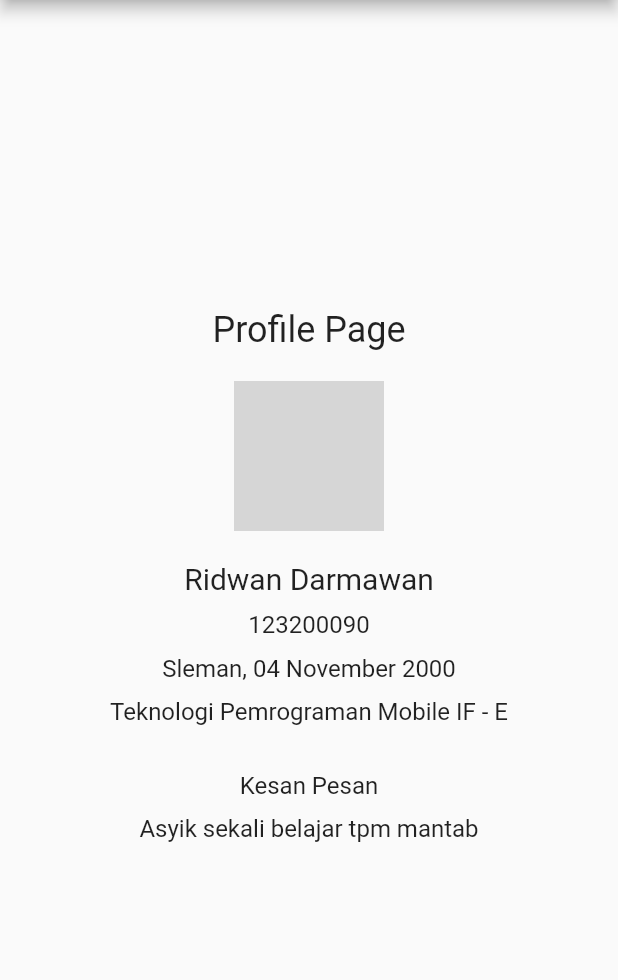
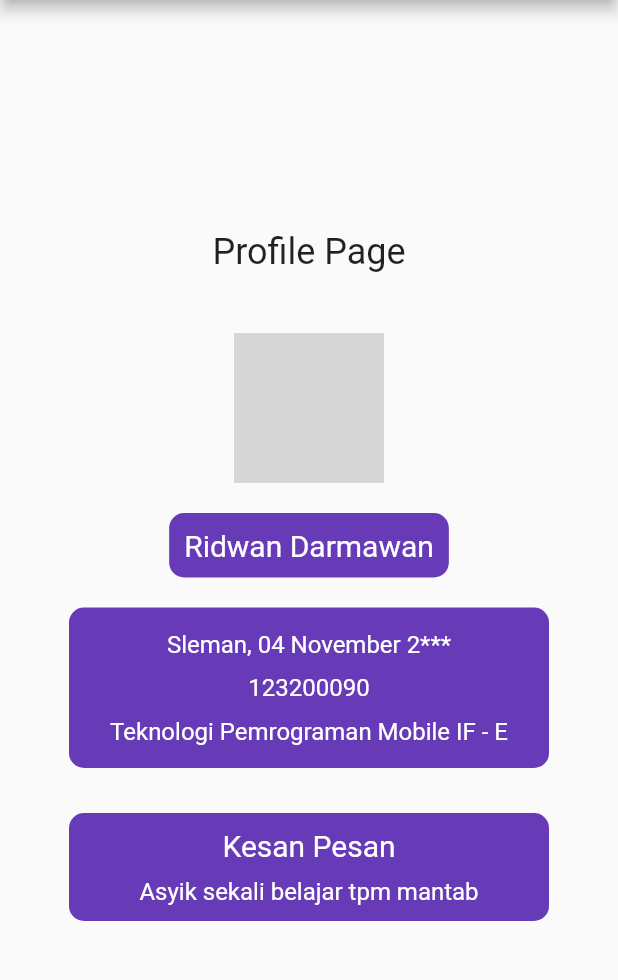
Before and after one commit to kowells/Projectakhir-TPM, a Flutter app: the ProfilePage screen opened directly, after a tap on "Detail", on a phone screen of 412 x 824 dp, the part 84-1064 px from its top. Run offline on Flutter 3.47's test engine with Material 2 defaults, Android fonts, the phone set to English and light mode, and no system bars; our stand-ins replace google_fonts, hive, hive_flutter, shared_preferences; accounts and stored records are empty; network calls fail; grey boxes are pictures that could not be loaded.

Commit message:
ui ui ui

```diff
--- a/lib/data/shared_pref.dart
+++ b/lib/data/shared_pref.dart
@@ -1,5 +1,3 @@
-import 'dart:js';
-
 import 'package:flutter/material.dart';
 import 'package:grafimedia/views/login_page.dart';
 import 'package:shared_preferences/shared_preferences.dart';
@@ -14,16 +12,16 @@ class SharedPref {
   }
 
   void setLogout() async {
-
     SharedPreferences getPref = await _pref;
     getPref.setBool('isLogin', false);
     getPref.remove('username');
+    var context;
     Navigator.pushAndRemoveUntil(
       context as BuildContext,
       MaterialPageRoute(
         builder: (BuildContext context) => const LoginPage(),
       ),
-          (route) => false,
+      (route) => false,
     );
   }
 
--- a/lib/main.dart
+++ b/lib/main.dart
@@ -21,7 +21,9 @@ class MyApp extends StatelessWidget {
   Widget build(BuildContext context) {
     return MaterialApp(
       debugShowCheckedModeBanner: false,
-      theme: ThemeData(primarySwatch: Colors.deepPurple),
+      theme: ThemeData(
+        primarySwatch: Colors.deepPurple,
+      ),
       home: const LoginPage(),
     );
   }
--- a/lib/views/home_buku.dart
+++ b/lib/views/home_navigationbar.dart
@@ -1,7 +1,7 @@
 import 'package:flutter/cupertino.dart';
 import 'package:flutter/material.dart';
 import 'package:grafimedia/views/konversi.dart';
-import 'package:grafimedia/views/menu_buku.dart';
+import 'package:grafimedia/views/sample_buku.dart';
 import 'package:grafimedia/views/profile_users.dart';
 import 'package:grafimedia/views/waktu.dart';
 
@@ -22,7 +22,6 @@ class _MyHomePageState extends State<MyHomePage> {
     HomePage(),
     KonversiPage(),
     Waktu()
-
   ];
 
   void onTabTapped(int index) {
@@ -57,7 +56,6 @@ class _MyHomePageState extends State<MyHomePage> {
             icon: Icon(Icons.timelapse),
             label: 'Waktu',
           ),
-
         ],
       ),
     );
--- a/lib/views/konversi.dart
+++ b/lib/views/konversi.dart
@@ -159,7 +159,7 @@ class _KonversiPageState extends State<KonversiPage> {
           ),
           ElevatedButton(
               style: ElevatedButton.styleFrom(
-                  primary: Color.fromARGB(255, 45, 98, 73),
+                  primary: Color.fromARGB(255, 103, 58, 183),
                   padding: EdgeInsets.symmetric(horizontal: 100)),
               onPressed: () {
                 print(choose1);
--- a/lib/views/login_page.dart
+++ b/lib/views/login_page.dart
@@ -3,7 +3,7 @@ import 'dart:convert';
 import 'package:flutter/material.dart';
 import 'package:flutter/widgets.dart';
 import 'package:grafimedia/data/shared_pref.dart';
-import 'package:grafimedia/views/home_buku.dart';
+import 'package:grafimedia/views/home_navigationbar.dart';
 import 'package:grafimedia/views/registerpage.dart';
 import 'package:http/http.dart' as http;
 
@@ -118,7 +118,7 @@ class _LoginPageState extends State<LoginPage> {
 
   void _loginProcess() {
     String username = Username_controller.text;
-    String password = Password_controller.text;
+
     if (Username_controller.text != "" && Password_controller.text != "") {
       SharedPref().setLogin(username);
       _onLogin();
@@ -133,7 +133,7 @@ class _LoginPageState extends State<LoginPage> {
 
   void _onLogin() async {
     final response = await http.post(
-        Uri.parse("http://192.168.0.154/login_books/users/login.php"),
+        Uri.parse("http://192.168.1.6/login_books/users/login.php"),
         headers: {
           "Access-Control-Allow-Origin": "*",
           "Access-Control-Allow-Methods": "GET,PUT,PATCH,POST,DELETE",
--- a/lib/views/profile_users.dart
+++ b/lib/views/profile_users.dart
@@ -1,4 +1,7 @@
 import 'package:flutter/material.dart';
+
+import '../data/shared_pref.dart';
+import 'login_page.dart';
 
 class ProfilePage extends StatelessWidget {
   @override
@@ -6,6 +9,23 @@ class ProfilePage extends StatelessWidget {
     return Scaffold(
       appBar: AppBar(
         title: Text('Profile'),
+        actions: [
+          IconButton(
+            onPressed: () {
+              SharedPref().setLogout();
+              final snackbar = SnackBar(
+                content: Text('Berhasil Logout'),
+                backgroundColor: Colors.redAccent,
+              );
+              ScaffoldMessenger.of(context).showSnackBar(snackbar);
+              Navigator.pushAndRemoveUntil(
+                  context,
+                  MaterialPageRoute(builder: (context) => LoginPage()),
+                  (route) => false);
+            },
+            icon: Icon(Icons.logout),
+          ),
+        ],
       ),
       body: Center(
         child: Column(
@@ -40,6 +60,21 @@ class ProfilePage extends StatelessWidget {
               },
               child: Text('Detail'),
             ),
+            // SizedBox(height: 20),
+            // CircleAvatar(
+            //   radius: 50,
+            //   backgroundImage: AssetImage('images/hanif.jpeg'),
+            // ),
+            // SizedBox(height: 20),
+            // Text(
+            //   'Muhammad Ikhwan Hanif',
+            //   style: TextStyle(fontSize: 20),
+            // ),
+            // SizedBox(height: 10),
+            // Text(
+            //   '123200096',
+            //   style: TextStyle(fontSize: 16),
+            // ),
           ],
         ),
       ),
@@ -65,39 +100,75 @@ class Profiledetail extends StatelessWidget {
               style: TextStyle(fontSize: 24),
             ),
             SizedBox(height: 20),
+            SizedBox(height: 20),
             CircleAvatar(
               radius: 50,
               backgroundImage: AssetImage('images/ridwan.jpg'),
             ),
             SizedBox(height: 20),
-            Text(
+            Container(
+              padding: EdgeInsets.all(10),
+              decoration: BoxDecoration(
+                  color: Color.fromARGB(255, 103, 58, 183),
+                  borderRadius: BorderRadius.circular(10)),
+              child: Text(
                 'Ridwan Darmawan',
-              style: TextStyle(fontSize: 20),
+                style: TextStyle(fontSize: 20, color: Colors.white),
               ),
-            SizedBox(height: 10),
-            Text(
+            ),
+            SizedBox(height: 20),
+            Container(
+              padding: EdgeInsets.all(10),
+              decoration: BoxDecoration(
+                  color: Color.fromARGB(255, 103, 58, 183),
+                  borderRadius: BorderRadius.circular(10)),
+              width: 320,
+              child: Column(
+                children: [
+                  Container(
+                    padding: EdgeInsets.all(5),
+                    child: Text(
+                      'Sleman, 04 November 2***',
+                      style: TextStyle(fontSize: 16, color: Colors.white),
+                    ),
+                  ),
+                  Container(
+                    padding: EdgeInsets.all(5),
+                    child: Text(
                       '123200090',
-              style: TextStyle(fontSize: 16),
+                      style: TextStyle(fontSize: 16, color: Colors.white),
                     ),
-            SizedBox(height: 10),
-            Text(
-              'Sleman, 04 November 2000',
-              style: TextStyle(fontSize: 16),
                   ),
-            SizedBox(height: 10),
-            Text(
+                  Container(
+                    padding: EdgeInsets.all(5),
+                    child: Text(
                       'Teknologi Pemrograman Mobile IF - E',
-              style: TextStyle(fontSize: 16),
+                      style: TextStyle(fontSize: 16, color: Colors.white),
+                    ),
+                  ),
+                ],
+              ),
             ),
             SizedBox(height: 30),
+            Container(
+              padding: EdgeInsets.all(10),
+              decoration: BoxDecoration(
+                  color: Color.fromARGB(255, 103, 58, 183),
+                  borderRadius: BorderRadius.circular(10)),
+              width: 320,
+              child: Column(
+                children: [
                   Text(
                     'Kesan Pesan',
-              style: TextStyle(fontSize: 16),
+                    style: TextStyle(fontSize: 20, color: Colors.white),
                   ),
                   SizedBox(height: 10),
                   Text(
                     'Asyik sekali belajar tpm mantab',
-              style: TextStyle(fontSize: 16),
+                    style: TextStyle(fontSize: 16, color: Colors.white),
+                  ),
+                ],
+              ),
             ),
           ],
         ),
--- a/lib/views/registerpage.dart
+++ b/lib/views/registerpage.dart
@@ -200,7 +200,7 @@ class _RegisterPageState extends State<RegisterPage> {
 
   void _onRegister() async {
     final response = await http.post(
-        Uri.parse("http://192.168.0.154/login_books/users/register.php"),
+        Uri.parse("http://192.168.1.6/login_books/users/register.php"),
         headers: {
           "Access-Control-Allow-Origin": "*",
           "Access-Control-Allow-Methods": "GET,PUT,PATCH,POST,DELETE",
--- a/pubspec.yaml
+++ b/pubspec.yaml
@@ -75,6 +75,7 @@ flutter:
   assets:
     - assets/images/logo-TPM.png
     - assets/images/ridwan.jpg
+    - assets/images/hanif.jpeg
 
   # An image asset can refer to one or more resolution-specific "variants", see
   # https://flutter.dev/assets-and-images/#resolution-aware.
```
Also changed, not shown: lib/views/sample_buku.dart (renamed from lib/views/menu_buku.dart, +14 -11 lines), assets/images/hanif.jpeg (added), pubspec.lock. Lines whose indentation alone changed are shown as unchanged.
